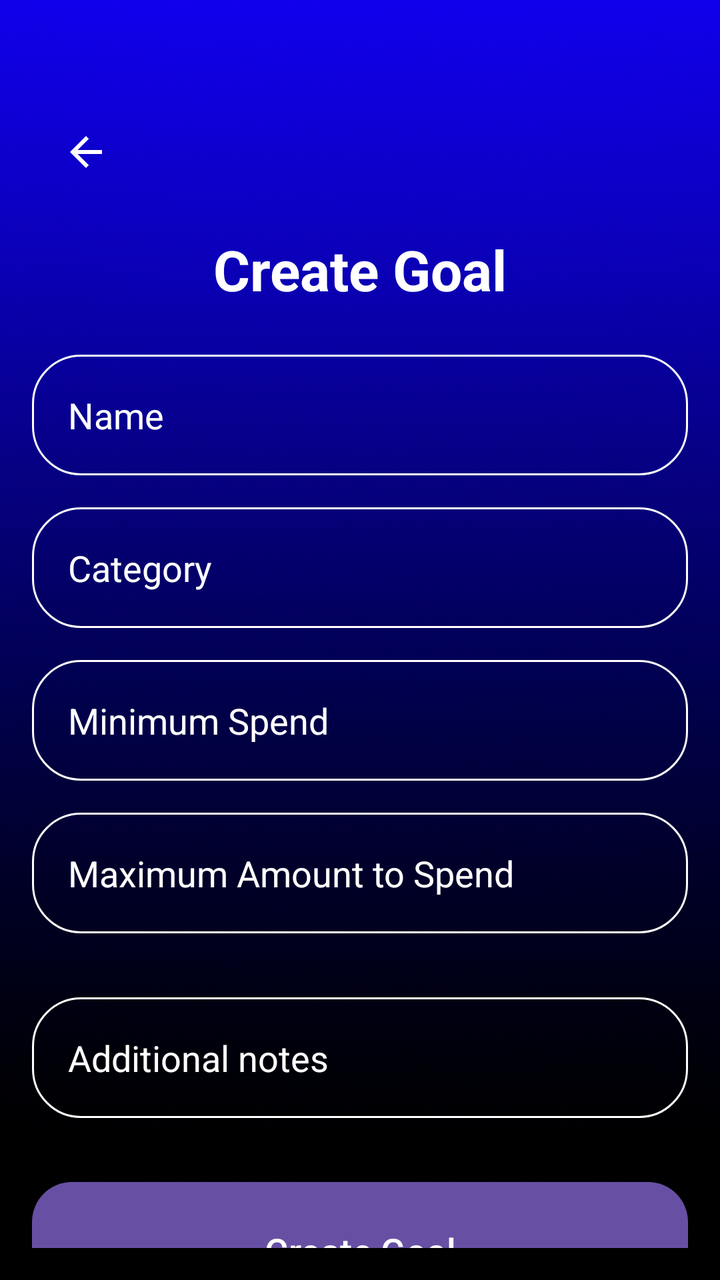
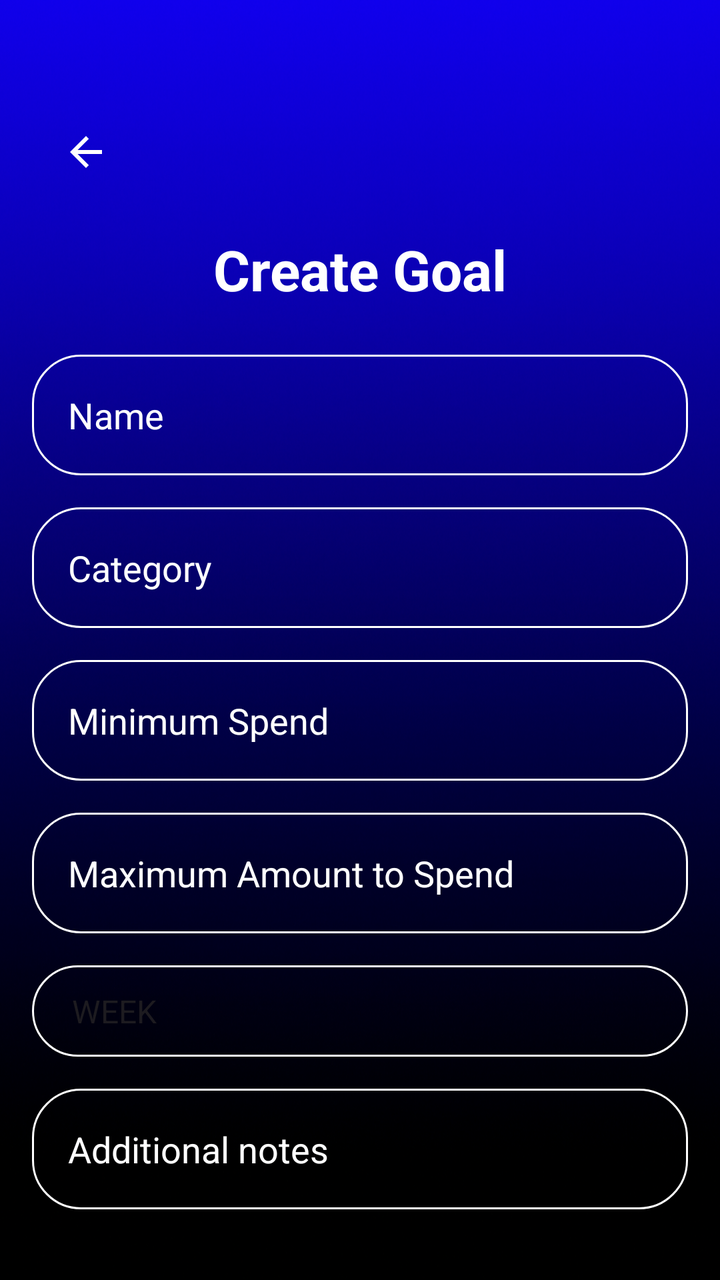

Two renders of the same Android screen: before a commit and after it. Below are the layout's source before the change and the commit's diff.
<!-- AndroidManifest.xml: application theme Theme.CashUp -->
<!-- res/layout/activity_create_goal.xml -->
<?xml version="1.0" encoding="utf-8"?>
<androidx.constraintlayout.widget.ConstraintLayout
    xmlns:android="http://schemas.android.com/apk/res/android"
    xmlns:app="http://schemas.android.com/apk/res-auto"
    android:id="@+id/create_goal_root"
    android:layout_width="match_parent"
    android:layout_height="match_parent"
    android:background="@drawable/background"
    android:padding="16dp">

    
    <ImageButton
        android:id="@+id/back_button"
        android:layout_width="54dp"
        android:layout_height="48dp"
        android:layout_marginTop="36dp"
        android:background="?attr/selectableItemBackgroundBorderless"
        android:contentDescription="@string/back"
        android:src="@drawable/ic_arrow_back"
        app:layout_constraintStart_toStartOf="parent"
        app:layout_constraintTop_toTopOf="parent" />

    
    <TextView
        android:id="@+id/goal_title"
        android:layout_width="wrap_content"
        android:layout_height="wrap_content"
        android:layout_marginTop="16dp"
        android:text="Create Goal"
        android:textColor="@color/white"
        android:textSize="28sp"
        android:textStyle="bold"
        app:layout_constraintTop_toBottomOf="@id/back_button"
        app:layout_constraintStart_toStartOf="parent"
        app:layout_constraintEnd_toEndOf="parent" />

    
    <EditText
        android:id="@+id/goal_name_input"
        android:layout_width="0dp"
        android:layout_height="wrap_content"
        android:layout_marginTop="24dp"
        android:background="@drawable/rounded_corner"
        android:hint="Name"
        android:inputType="textPersonName"
        android:padding="18dp"
        android:textColor="@color/white"
        android:textColorHint="@color/white"
        android:textSize="18sp"
        app:layout_constraintTop_toBottomOf="@id/goal_title"
        app:layout_constraintStart_toStartOf="parent"
        app:layout_constraintEnd_toEndOf="parent" />

    
    <EditText
        android:id="@+id/goal_category_input"
        android:layout_width="0dp"
        android:layout_height="wrap_content"
        android:layout_marginTop="16dp"
        android:background="@drawable/rounded_corner"
        android:hint="Category"
        android:inputType="text"
        android:padding="18dp"
        android:textColor="@color/white"
        android:textColorHint="@color/white"
        android:textSize="18sp"
        app:layout_constraintTop_toBottomOf="@id/goal_name_input"
        app:layout_constraintStart_toStartOf="parent"
        app:layout_constraintEnd_toEndOf="parent" />

    
    <EditText
        android:id="@+id/min_spend_input"
        android:layout_width="0dp"
        android:layout_height="wrap_content"
        android:layout_marginTop="16dp"
        android:background="@drawable/rounded_corner"
        android:hint="Minimum Spend"
        android:inputType="numberDecimal"
        android:padding="18dp"
        android:textColor="@color/white"
        android:textColorHint="@color/white"
        android:textSize="18sp"
        app:layout_constraintTop_toBottomOf="@id/goal_category_input"
        app:layout_constraintStart_toStartOf="parent"
        app:layout_constraintEnd_toEndOf="parent" />

    
    <EditText
        android:id="@+id/max_spend_input"
        android:layout_width="0dp"
        android:layout_height="wrap_content"
        android:layout_marginTop="16dp"
        android:background="@drawable/rounded_corner"
        android:hint="Maximum Amount to Spend"
        android:inputType="numberDecimal"
        android:padding="18dp"
        android:textColor="@color/white"
        android:textColorHint="@color/white"
        android:textSize="18sp"
        app:layout_constraintTop_toBottomOf="@id/min_spend_input"
        app:layout_constraintStart_toStartOf="parent"
        app:layout_constraintEnd_toEndOf="parent" />

    
    <androidx.appcompat.widget.AppCompatSpinner
        android:id="@+id/goal_duration_spinner"
        android:layout_width="0dp"
        android:layout_height="wrap_content"
        android:layout_marginTop="16dp"
        android:background="@drawable/rounded_corner"
        android:spinnerMode="dropdown"
        app:popupTheme="@style/ThemeOverlay.AppCompat.Light"
        app:layout_constraintTop_toBottomOf="@id/max_spend_input"
        app:layout_constraintStart_toStartOf="parent"
        app:layout_constraintEnd_toEndOf="parent"/>


    
    <EditText
        android:id="@+id/notes_input"
        android:layout_width="0dp"
        android:layout_height="wrap_content"
        android:layout_marginTop="16dp"
        android:background="@drawable/rounded_corner"
        android:hint="Additional notes"
        android:inputType="textMultiLine"
        android:padding="18dp"
        android:textColor="@color/white"
        android:textColorHint="@color/white"
        android:textSize="18sp"
        app:layout_constraintTop_toBottomOf="@id/goal_duration_spinner"
        app:layout_constraintStart_toStartOf="parent"
        app:layout_constraintEnd_toEndOf="parent" />

    
    <Button
        android:id="@+id/create_goal_button"
        android:layout_width="0dp"
        android:layout_height="wrap_content"
        android:layout_marginTop="32dp"
        android:background="@drawable/rounded_button_blue"
        android:padding="18dp"
        android:text="Create Goal"
        android:textColor="@color/white"
        android:textSize="18sp"
        app:layout_constraintTop_toBottomOf="@id/notes_input"
        app:layout_constraintStart_toStartOf="parent"
        app:layout_constraintEnd_toEndOf="parent" />

</androidx.constraintlayout.widget.ConstraintLayout>
<!-- resources referenced by this layout -->
<resources>
  <color name="white">#FFFFFFFF</color>
  <!-- drawable background: png bitmap (drawable, 768113 bytes) -->
  <!-- drawable ic_arrow_back (drawable) -->
  <vector xmlns:android="http://schemas.android.com/apk/res/android"
      android:width="24dp"
      android:height="24dp"
      android:viewportWidth="24"
      android:viewportHeight="24">
      <path
          android:fillColor="#FFFFFF"
          android:pathData="M20,11H7.83l5.59,-5.59L12,4l-8,8 8,8 1.41,-1.41L7.83,13H20v-2z"/>
  </vector>
  <!-- drawable rounded_button_blue (drawable) -->
  <?xml version="1.0" encoding="utf-8"?>
  <shape xmlns:android="http://schemas.android.com/apk/res/android"
      android:shape="rectangle">
      <solid android:color="@color/black" /> 
      <corners android:radius="20dp" />
  </shape>
  <!-- drawable rounded_corner (drawable) -->
  <?xml version="1.0" encoding="utf-8"?>
  <shape xmlns:android="http://schemas.android.com/apk/res/android"
      android:shape="rectangle"
      >
  <corners
          android:radius="24dp"/>
      <stroke
          android:width="1dp"
              android:color="@color/white" />
  </shape>
  <string name="back">Back</string>
  <style name="Theme.CashUp" parent="Base.Theme.CashUp" />
  <color name="black">#FF000000</color>
  <style name="Base.Theme.CashUp" parent="Theme.Material3.DayNight.NoActionBar">
  
      </style>
</resources>

<!-- the commit's change to res/layout/activity_create_goal.xml (unified diff, before → after) -->
@@ -108,13 +108,15 @@
         android:layout_width="0dp"
         android:layout_height="wrap_content"
         android:layout_marginTop="16dp"
+        android:entries="@array/duration_options"
+        android:prompt="@string/duration_prompt"
+        android:spinnerMode="dropdown"
         android:background="@drawable/rounded_corner"
-        android:spinnerMode="dropdown"
+        android:padding="12dp"
         app:popupTheme="@style/ThemeOverlay.AppCompat.Light"
         app:layout_constraintTop_toBottomOf="@id/max_spend_input"
         app:layout_constraintStart_toStartOf="parent"
         app:layout_constraintEnd_toEndOf="parent"/>
-
 
     
     <EditText
<!-- resource entries referenced after the edit -->
@@ -1,5 +1,10 @@
 <!-- resources referenced by this layout -->
 <resources>
+  <string-array name="duration_options">
+          <item>WEEK</item>
+          <item>MONTH</item>
+          <item>YEAR</item>
+      </string-array>
   <color name="white">#FFFFFFFF</color>
   <!-- drawable background: png bitmap (drawable, 768113 bytes) -->
   <!-- drawable ic_arrow_back (drawable) -->
@@ -31,6 +36,7 @@
               android:color="@color/white" />
   </shape>
   <string name="back">Back</string>
+  <string name="duration_prompt">Select duration</string>
   <style name="Theme.CashUp" parent="Base.Theme.CashUp" />
   <color name="black">#FF000000</color>
   <style name="Base.Theme.CashUp" parent="Theme.Material3.DayNight.NoActionBar">
